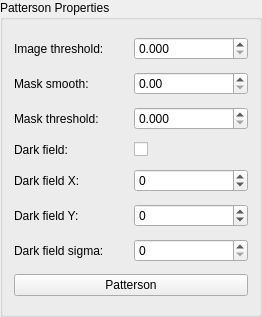
The window that pattersonProperties.ui (FXIhub/owl) describes before a commit, drawn with Qt 5.
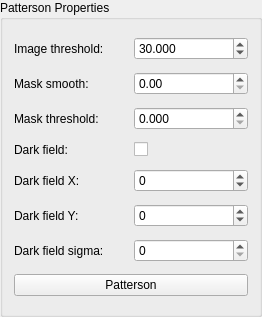
The same window after the commit.

Commit message: fixed bug with pattersonProperties, the saveDialog only pops up now when the user changed a value

```diff
--- a/pattersonProperties.ui
+++ b/pattersonProperties.ui
@@ -73,6 +73,9 @@
      <property name="maximum">
       <double>100000.000000000000000</double>
      </property>
+     <property name="value">
+      <double>30.000000000000000</double>
+     </property>
     </widget>
    </item>
    <item row="7" column="0" colspan="2">
```
The commit also changes 3 other files.
